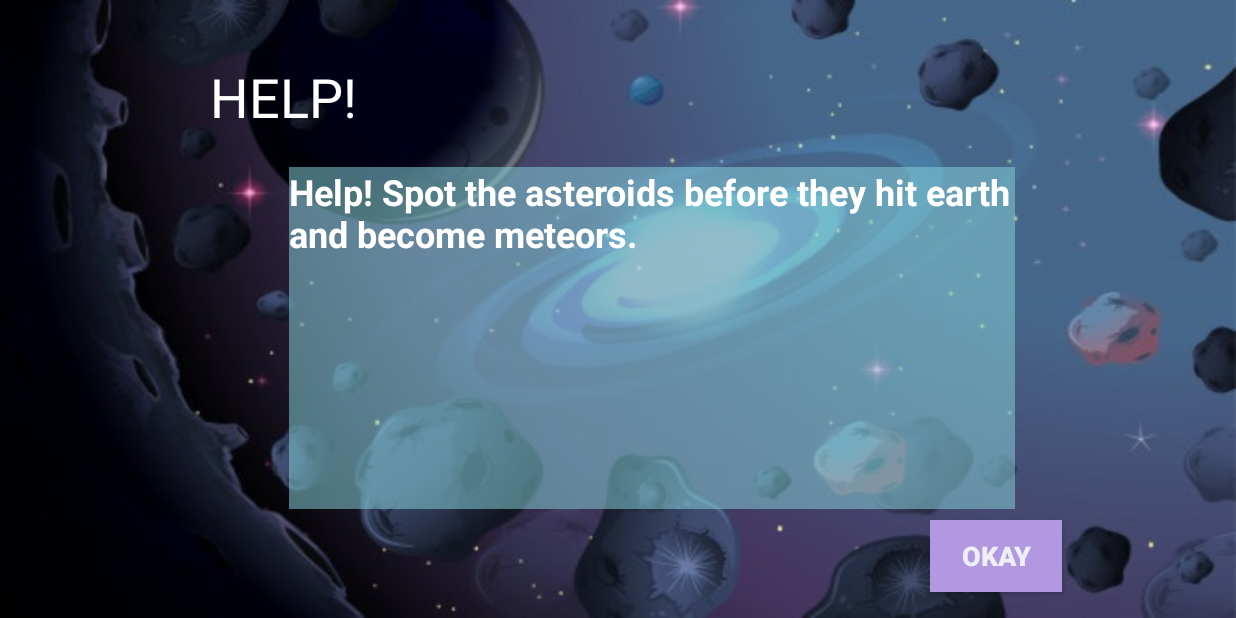
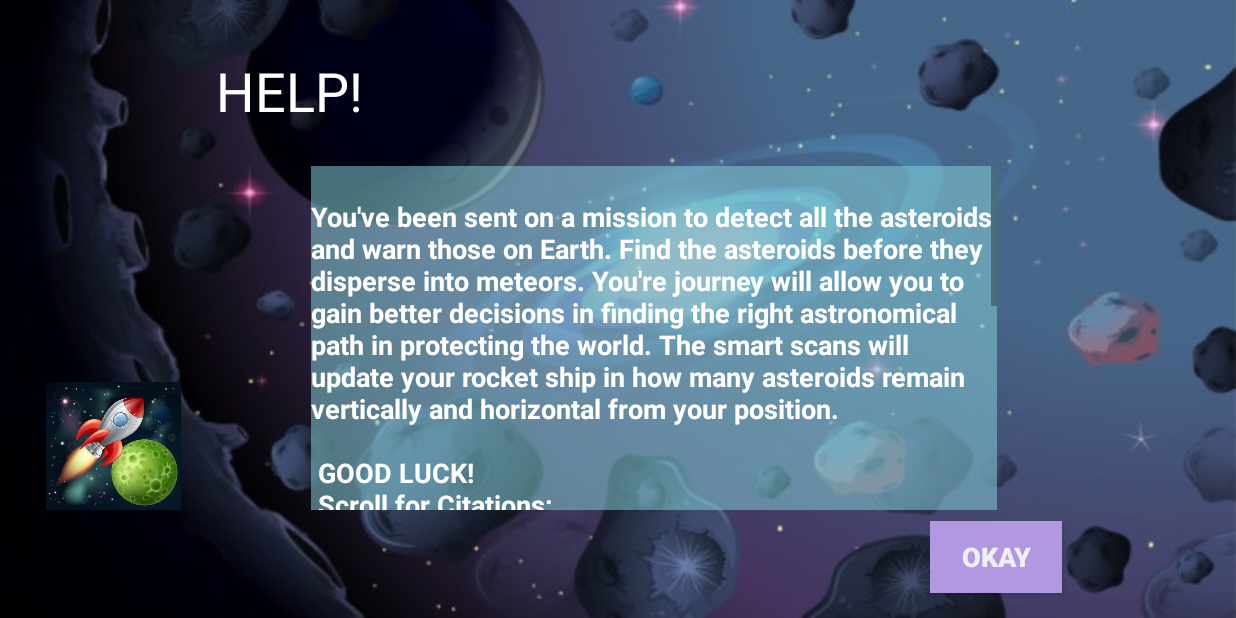
Before and after one commit to nargisgh/AsteroidSeeker, an Android app: the screen it shows after launch (HelpMenu), after a tap on "HELP", on a phone screen of 824 x 412 dp (held sideways). Run offline under Robolectric (Android 15) with nearby library versions, the phone set to English and light mode, and no system bars; Roboto replaces fonts that are not available here.

Commit message:
Adding in citations on text scroll

```diff
--- a/app/src/main/java/ca/cmpt276/as3/mineseeker/MainActivity.java
+++ b/app/src/main/java/ca/cmpt276/as3/mineseeker/MainActivity.java
@@ -21,6 +21,7 @@ public class MainActivity extends AppCompatActivity {
     ImageView myImage;
     ImageView astImage;
     Button skip;
+    MediaPlayer space;
     private static int SPLASH_TIME = 6000;
     @RequiresApi(api = Build.VERSION_CODES.LOLLIPOP)
     @Override
@@ -29,7 +30,7 @@ public class MainActivity extends AppCompatActivity {
         setContentView(R.layout.activity_main);
         myImage = findViewById(R.id.anim);
         myImage.setImageResource(R.drawable.rocketship);
-        final MediaPlayer space = MediaPlayer.create(MainActivity.this, R.raw.sound);
+        space = MediaPlayer.create(MainActivity.this, R.raw.sound);
         space.start();
         fade();
         rotateAnimation();
@@ -60,6 +61,7 @@ public class MainActivity extends AppCompatActivity {
             @Override
             public void onClick(View v) {
                 Intent intent =new Intent(MainActivity.this, Menu.class);
+                space.release();
                 startActivity(intent);
             }
         });
--- a/app/src/main/java/ca/cmpt276/as3/mineseeker/ui/HelpMenu.java
+++ b/app/src/main/java/ca/cmpt276/as3/mineseeker/ui/HelpMenu.java
@@ -3,18 +3,27 @@ package ca.cmpt276.as3.mineseeker.ui;
 import androidx.appcompat.app.AppCompatActivity;
 
 import android.content.Intent;
+import android.media.MediaPlayer;
 import android.os.Bundle;
+import android.text.method.ScrollingMovementMethod;
 import android.view.View;
 import android.widget.Button;
+import android.widget.TextView;
 
 import ca.cmpt276.as3.mineseeker.R;
 
 public class HelpMenu extends AppCompatActivity {
     Button okBtn;
+    TextView helptxt;
+    MediaPlayer space;
     @Override
     protected void onCreate(Bundle savedInstanceState) {
         super.onCreate(savedInstanceState);
         setContentView(R.layout.activity_help_menu);
+        helptxt = findViewById(R.id.helptxt);
+        helptxt.setMovementMethod(new ScrollingMovementMethod());
+        space = MediaPlayer.create(HelpMenu.this, R.raw.sound);
+        space.start();
         OkBtn();
     }
 
@@ -23,6 +32,7 @@ public class HelpMenu extends AppCompatActivity {
         okBtn.setOnClickListener(new View.OnClickListener() {
             @Override
             public void onClick(View v) {
+                space.release();
                 finish();
             }
         });
--- a/app/src/main/res/layout/activity_help_menu.xml
+++ b/app/src/main/res/layout/activity_help_menu.xml
@@ -11,9 +11,9 @@
         android:id="@+id/textView4"
         android:layout_width="122dp"
         android:layout_height="59dp"
-        android:layout_marginStart="140dp"
-        android:layout_marginLeft="140dp"
-        android:layout_marginTop="40dp"
+        android:layout_marginStart="144dp"
+        android:layout_marginLeft="144dp"
+        android:layout_marginTop="36dp"
         android:fontFamily="@font/alfa_slab_one"
         android:text="@string/helptxt"
         android:textColor="#FFFFFF"
@@ -22,14 +22,16 @@
         app:layout_constraintTop_toTopOf="parent" />
 
     <TextView
-        android:id="@+id/textView5"
-        android:layout_width="484dp"
-        android:layout_height="228dp"
+        android:id="@+id/helptxt"
+        android:layout_width="457dp"
+        android:layout_height="229dp"
         android:background="#8A84CDD6"
-        android:text="@string/helpbox"
+        android:scrollbars="vertical"
+        android:text="@string/helpstring"
         android:textColor="#FFFFFF"
-        android:textSize="24sp"
+        android:textSize="18sp"
         android:textStyle="bold"
+
         app:layout_constraintBottom_toBottomOf="parent"
         app:layout_constraintEnd_toEndOf="parent"
         app:layout_constraintHorizontal_bias="0.566"
@@ -50,6 +52,19 @@
         android:textStyle="bold"
         app:layout_constraintBottom_toBottomOf="parent"
         app:layout_constraintEnd_toEndOf="parent"
-        app:layout_constraintTop_toBottomOf="@+id/textView5"
+        app:layout_constraintTop_toBottomOf="@+id/helptxt"
         app:layout_constraintVertical_bias="0.304" />
+
+    <ImageView
+        android:id="@+id/imageView"
+        android:layout_width="103dp"
+        android:layout_height="85dp"
+        android:layout_marginStart="24dp"
+        android:layout_marginLeft="24dp"
+        app:layout_constraintBottom_toBottomOf="parent"
+        app:layout_constraintStart_toStartOf="parent"
+        app:layout_constraintTop_toTopOf="parent"
+        app:layout_constraintVertical_bias="0.779"
+        app:srcCompat="@drawable/launch"
+        tools:ignore="ContentDescription" />
 </androidx.constraintlayout.widget.ConstraintLayout>
--- a/app/src/main/res/values/strings.xml
+++ b/app/src/main/res/values/strings.xml
@@ -11,4 +11,11 @@
     <string name="helptxt">HELP!</string>
     <string name="helpbox">Help! Spot the asteroids before they hit earth and become meteors.</string>
     <string name="okay">Okay</string>
+    <string name="helpstring">\nYou\'ve been sent on a mission to detect all the asteroids and warn those on Earth. Find the asteroids before they disperse into meteors. You\'re journey will allow you to gain better decisions in finding the right astronomical path in protecting the world. The smart scans will
+        update your rocket ship in how many asteroids remain vertically and horizontal from your position.\n\n GOOD LUCK!\n Scroll for Citations: \n\n\n  Images: https://www.freepik.com/ and https://depositphotos.com/vector-images/space-ship.html\n
+          Audio: https://freesound.org/people/melissapons/sounds/171588/ \n MediaPlayer citation : https://developer.android.com/guide/topics/media/mediaplayer
+        \n    Rotate: https://www.youtube.com/watch?v=goVoYf2qie0
+        \n   For rounding edges of an image: https://www.youtube.com/watch?v=oeQyEtY6a-M
+        \n   Fade: //https://stackoverflow.com/questions/2597329/how-to-do-a-fadein-of-an-image-on-an-android-activity-screen
+    </string>
 </resources>
```
Also changed, not shown: app/src/main/res/drawable/launch.jpg (added).
